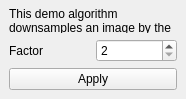
This is UltraNerfInferenceController.ui in KadirKaan/UltraNerfPlugin as Qt 5 draws it before an edit. The edited form follows.
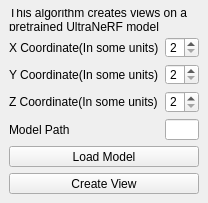
This is the edited form.

Commit message: merge nerf model with plugin

```diff
--- a/UltraNerfInferenceController.ui
+++ b/UltraNerfInferenceController.ui
@@ -40,23 +40,85 @@
     </widget>
    </item>
    <item row="1" column="0">
+                <widget class="QLabel" name="labelX">
+                    <property name="text">
+                        <string>X Coordinate(In some units)</string>
+                    </property>
+                </widget>
+            </item>
+            <item row="2" column="1">
+                <widget class="QSpinBox" name="yCoordinate">
+                    <property name="minimum">
+                        <number>2</number>
+                    </property>
+                    <property name="maximum">
+                        <number>4</number>
+                    </property>
+                    <property name="singleStep">
+                        <number>2</number>
+                    </property>
+                </widget>
+            </item>
+            <item row="2" column="0">
+                <widget class="QLabel" name="labelY">
+                    <property name="text">
+                        <string>Y Coordinate(In some units)</string>
+                    </property>
+                </widget>
+            </item>
+            <item row="3" column="1">
+                <widget class="QSpinBox" name="zCoordinate">
+                    <property name="minimum">
+                        <number>2</number>
+                    </property>
+                    <property name="maximum">
+                        <number>4</number>
+                    </property>
+                    <property name="singleStep">
+                        <number>2</number>
+                    </property>
+                </widget>
+            </item>
+            <item row="3" column="0">
+                <widget class="QLabel" name="labelZ">
+                    <property name="text">
+                        <string>Z Coordinate(In some units)</string>
+                    </property>
+                </widget>
+            </item>
+
+            <item row="4" column="0">
     <widget class="QLabel" name="label">
      <property name="text">
-      <string>Factor</string>
+                        <string>Model Path</string>
      </property>
     </widget>
    </item>
-   <item row="2" column="0" colspan="2">
-    <widget class="QPushButton" name="pushButtonApply">
+
+            <item row="4" column="1">
+                <widget class="QLineEdit" name="modelPath">
+                </widget>
+            </item>
+
+            <item row="5" column="0" colspan="2">
+                <widget class="QPushButton" name="pushButtonLoadModel">
      <property name="text">
-      <string>Apply</string>
+                        <string>Load Model</string>
+                    </property>
+                </widget>
+            </item>
+
+            <item row="6" column="0" colspan="2">
+                <widget class="QPushButton" name="pushButtonRunModel">
+                    <property name="text">
+                        <string>Create View</string>
      </property>
     </widget>
    </item>
    <item row="0" column="0" colspan="2">
     <widget class="QLabel" name="label_2">
      <property name="text">
-      <string>This demo algorithm downsamples an image by the specified factor</string>
+                        <string>This algorithm creates views on a pretrained UltraNeRF model</string>
      </property>
      <property name="wordWrap">
       <bool>true</bool>
```
Left out of the diff: 8 changed lines with no effect on the pictures. Lines whose indentation alone changed are shown as unchanged. The commit also changes 10 other files.
